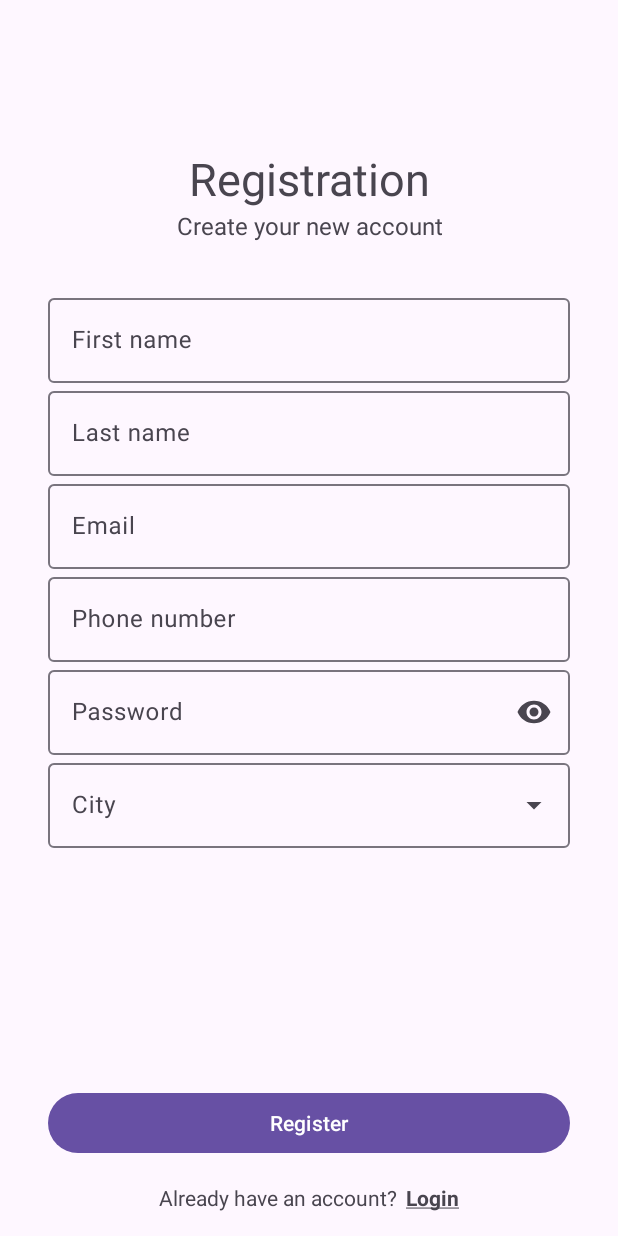
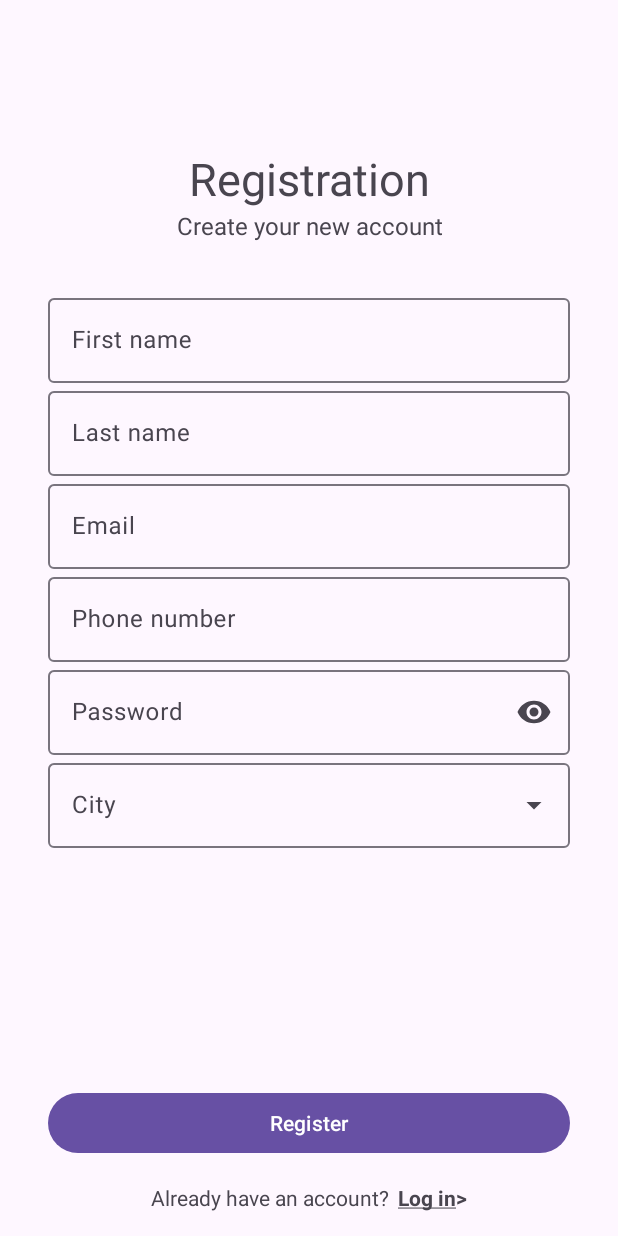
Before and after one commit to 1esha/Pharmacy-app, an Android app: the RegistrationFragment screen opened through its navigation route, on a phone screen of 412 x 824 dp. Run offline under Robolectric (Android 15) with nearby library versions, the phone set to English and light mode, and no system bars; libraries missing offline, so code that uses them is left out: io.ktor.serialization; 2 statements that could not run were skipped.

Commit message:
изменение строковых ресурсов и разметки

```diff
--- a/app/src/main/res/layout-land/fragment_registration.xml
+++ b/app/src/main/res/layout-land/fragment_registration.xml
@@ -160,7 +160,7 @@
                 android:layout_width="wrap_content"
                 android:layout_height="wrap_content"
                 android:layout_marginStart="6dp"
-                android:text="@string/login"
+                android:text="@string/underlined_log_in"
                 android:textSize="14sp"
                 android:textStyle="bold" />
 
--- a/app/src/main/res/layout-land/item_init.xml
+++ b/app/src/main/res/layout-land/item_init.xml
@@ -38,7 +38,7 @@
             android:id="@+id/bGoToLogIn"
             android:layout_width="match_parent"
             android:layout_height="wrap_content"
-            android:text="Log in" />
+            android:text="@string/log_in" />
 
     </LinearLayout>
 
--- a/app/src/main/res/layout/fragment_registration.xml
+++ b/app/src/main/res/layout/fragment_registration.xml
@@ -161,7 +161,7 @@
                     android:layout_width="wrap_content"
                     android:layout_height="wrap_content"
                     android:layout_marginStart="6dp"
-                    android:text="@string/login"
+                    android:text="@string/underlined_log_in"
                     android:textSize="14sp"
                     android:textStyle="bold" />
 
--- a/app/src/main/res/layout/item_init.xml
+++ b/app/src/main/res/layout/item_init.xml
@@ -38,7 +38,7 @@
             android:id="@+id/bGoToLogIn"
             android:layout_width="match_parent"
             android:layout_height="wrap_content"
-            android:text="Log in" />
+            android:text="@string/log_in" />
 
     </LinearLayout>
 
--- a/app/src/main/res/values/strings.xml
+++ b/app/src/main/res/values/strings.xml
@@ -1,12 +1,14 @@
 <resources>
     <string name="app_name">Pharmacy app</string>
-    <string name="login"><u>Login</u></string>
+    <string name="underlined_login"><u>Login</u></string>
+    <string name="login">Login</string>
     <string name="error">Error</string>
     <string name="enter_the_data">Enter the data</string>
     <string name="cheboksary">Cheboksary</string>
     <string name="novocheboksarsk">Novocheboksarsk</string>
     <string name="skip">Skip</string>
     <string name="log_in">Log in</string>
+    <string name="underlined_log_in"><u>Log in</u>></string>
     <string name="login_to_your_account">Login to your account</string>
     <string name="password">Password</string>
     <string name="register">Register</string>
```
Also changed, not shown: 1 other file.
